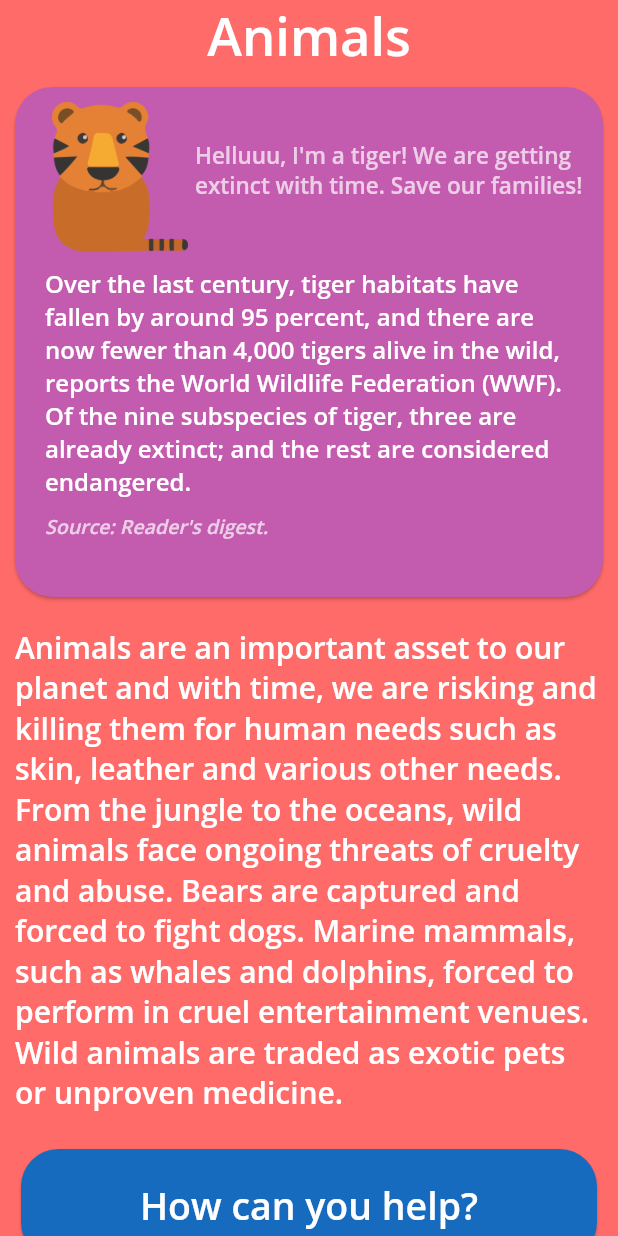
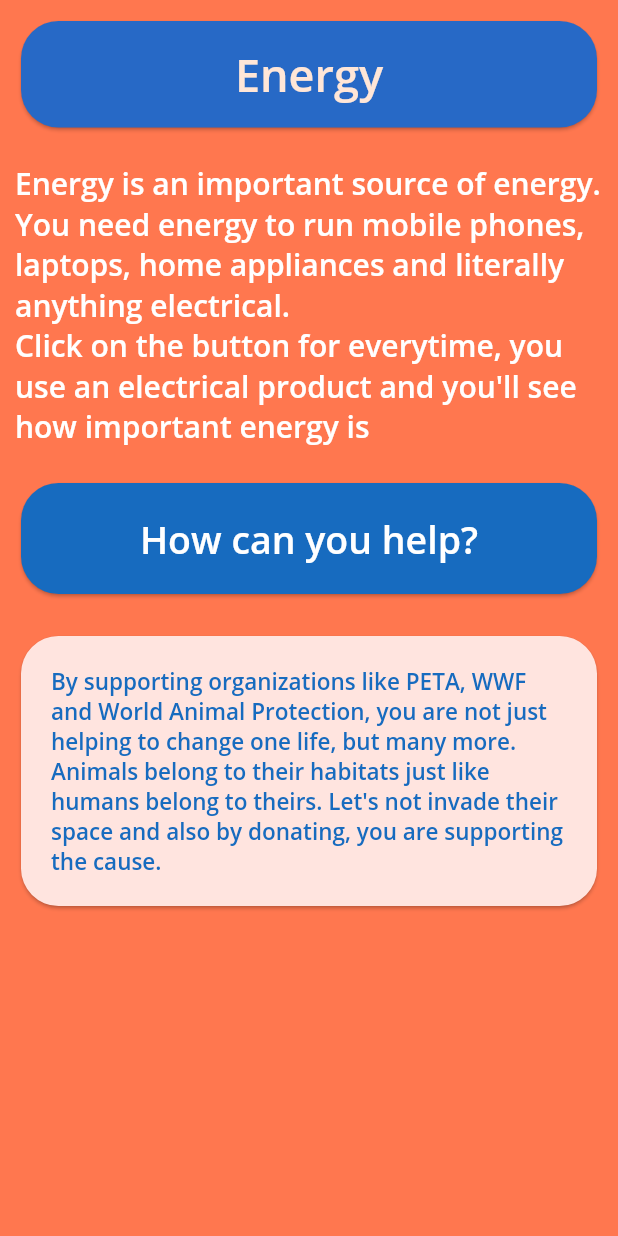
Before and after one commit to ameysunu/envirapp, a Flutter app: the screen it shows after launch, after a tap on "Energy", on a phone screen of 412 x 824 dp. Run offline on Flutter 3.47's test engine with Material 2 defaults, Android fonts, the phone set to English and light mode, and no system bars; our stand-ins replace hexcolor.

Commit message:
energy added

```diff
--- a/lib/energy.dart
+++ b/lib/energy.dart
@@ -12,81 +12,32 @@ class _EnergyState extends State<Energy> {
     return MaterialApp(
       debugShowCheckedModeBanner: false,
       home: Scaffold(
-        backgroundColor: Hexcolor("#FF6B69"),
+        backgroundColor: Hexcolor("#FF774F"),
         body: SingleChildScrollView(
           child: SafeArea(
             child: Column(
               children: <Widget>[
-                Center(
-                  child: Container(
-                    child: Text(
-                      "Animals",
-                      style: TextStyle(
-                          color: Hexcolor("#FFFFFF"),
-                          fontFamily: 'OpenSans',
-                          fontSize: 35.0),
-                    ),
-                  ),
-                ),
-                Card(
-                  color: Hexcolor('#C35CAF'),
+                Padding(
+                  padding: const EdgeInsets.all(10.0),
+                  child: Card(
+                    color: Hexcolor('#2769C6'),
                     shape: RoundedRectangleBorder(
                       borderRadius: BorderRadius.vertical(
                         top: Radius.circular(25.0),
                         bottom: Radius.circular(25.0),
                       ),
                     ),
-                  margin:
-                      EdgeInsets.symmetric(vertical: 10.0, horizontal: 10.0),
-                  child: SizedBox(
-                    height: 340.0,
-                    width: double.infinity,
-                    child: Container(
-                      child: Column(
-                        crossAxisAlignment: CrossAxisAlignment.start,
-                        children: <Widget>[
-                          Row(
-                            children: <Widget>[
-                              Padding(
-                                padding: EdgeInsets.fromLTRB(20, 10, 0, 0),
-                                child: SizedBox(
-                                  height: 100,
-                                  width: 100,
-                                  child: Image.asset("images/animals.png"),
+                    child: Padding(
+                      padding: const EdgeInsets.all(15.0),
+                      child: Center(
+                        child: Text(
+                          "Energy",
+                          style: TextStyle(
+                            fontFamily: 'OpenSans',
+                            color: Hexcolor('#FFE6D7'),
+                            fontSize: 30,
                           ),
                         ),
-                              Text(
-                                "Helluuu, I'm a tiger! We are getting\nextinct with time. Save our families!",
-                                style: TextStyle(
-                                  fontFamily: 'OpenSans',
-                                  fontSize: 15,
-                                  color: Colors.white70,
-                                ),
-                              ),
-                            ],
-                          ),
-                          Padding(
-                            padding: EdgeInsets.fromLTRB(20, 10, 20, 0),
-                            child: Text(
-                              'Over the last century, tiger habitats have fallen by around 95 percent, and there are now fewer than 4,000 tigers alive in the wild, reports the World Wildlife Federation (WWF). Of the nine subspecies of tiger, three are already extinct; and the rest are considered endangered.',
-                              style: TextStyle(
-                                  fontFamily: 'OpenSans',
-                                  fontSize: 16,
-                                  color: Colors.white),
-                            ),
-                          ),
-                          Padding(
-                            padding: EdgeInsets.fromLTRB(20, 10, 0, 0),
-                            child: Text(
-                              'Source: Reader\'s digest.',
-                              style: TextStyle(
-                                  fontFamily: 'OpenSans',
-                                  fontStyle: FontStyle.italic,
-                                  fontSize: 13.0,
-                                  color: Colors.white70),
-                            ),
-                          ),
-                        ],
                       ),
                     ),
                   ),
@@ -94,7 +45,7 @@ class _EnergyState extends State<Energy> {
                 Padding(
                   padding: const EdgeInsets.all(10.0),
                   child: Text(
-                    "Animals are an important asset to our planet and with time, we are risking and killing them for human needs such as skin, leather and various other needs. From the jungle to the oceans, wild animals face ongoing threats of cruelty and abuse. Bears are captured and forced to fight dogs. Marine mammals, such as whales and dolphins, forced to perform in cruel entertainment venues. Wild animals are traded as exotic pets or unproven medicine.",
+                    "Energy is an important source of energy. You need energy to run mobile phones, laptops, home appliances and literally anything electrical.\nClick on the button for everytime, you use an electrical product and you'll see how important energy is",
                     style: TextStyle(
                       fontFamily: 'OpenSans',
                       color: Colors.white,
```
Lines whose indentation alone changed are shown as unchanged.
